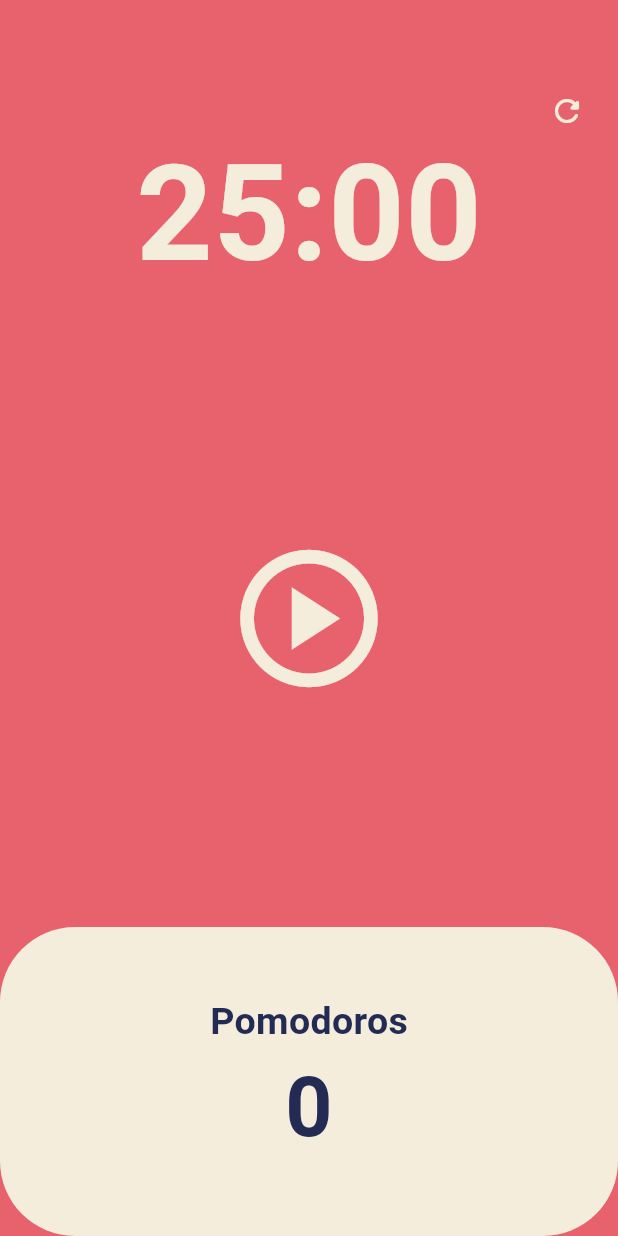
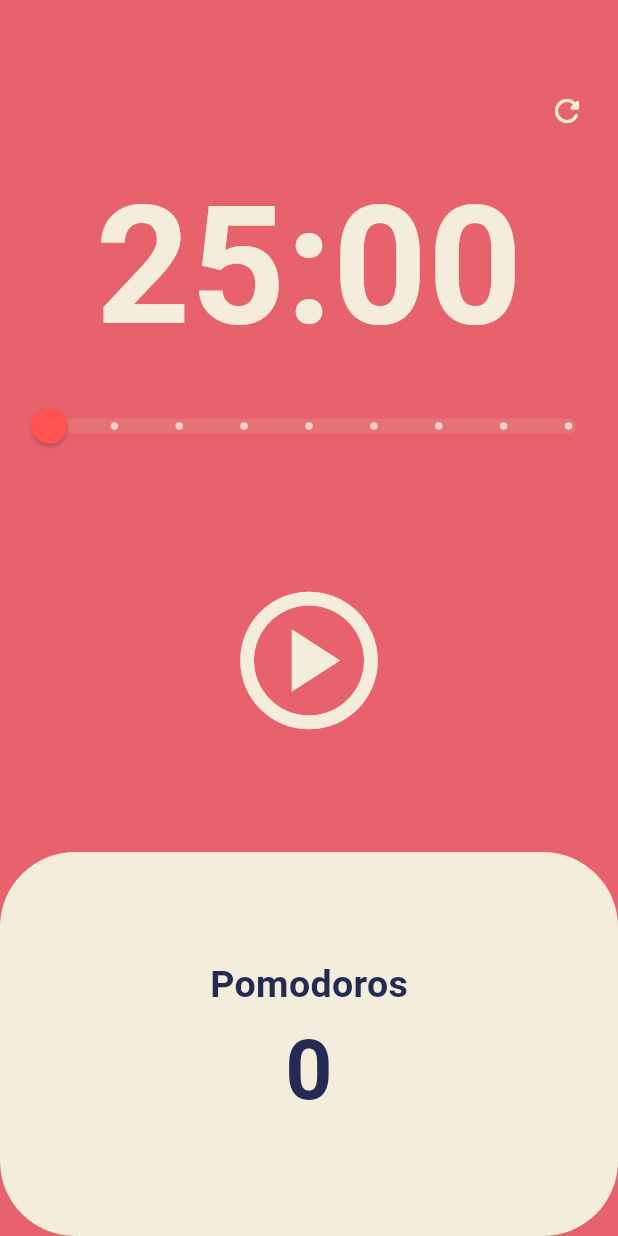
Before and after one commit to dodiforth/pomodoro_flutter, a Flutter app: the screen it shows after launch, on a phone screen of 412 x 824 dp. Run offline on Flutter 3.47's test engine with Material 3 defaults, Android fonts, the phone set to English and light mode, and no system bars.

Commit message:
Style : Add Time Slider (not functioning)

```diff
--- /dev/null
+++ b/lib/common/widgets/w_time_slider.dart
@@ -0,0 +1,53 @@
+import 'package:flutter/material.dart';
+import 'package:pomo/common/constants/app_colors.dart';
+
+class TimeSlider extends StatefulWidget {
+  const TimeSlider({super.key});
+
+  @override
+  State<TimeSlider> createState() => _TimeSliderState();
+}
+
+class _TimeSliderState extends State<TimeSlider> {
+  double _focusTime = 15; // Initialize with the minimum focus time
+
+  @override
+  Widget build(BuildContext context) {
+    return Column(
+      children: <Widget>[
+        SliderTheme(
+          data: SliderTheme.of(context).copyWith(
+            activeTrackColor: Colors.red[700],
+            inactiveTrackColor: Colors.red[300],
+            trackShape: const RoundedRectSliderTrackShape(),
+            trackHeight: 10.0,
+            thumbColor: Colors.redAccent,
+            thumbShape: const RoundSliderThumbShape(enabledThumbRadius: 12.0),
+            overlayColor: Colors.red.withAlpha(32),
+            overlayShape: const RoundSliderOverlayShape(overlayRadius: 28.0),
+            tickMarkShape: const RoundSliderTickMarkShape(),
+            activeTickMarkColor: Colors.red[700],
+            inactiveTickMarkColor: Colors.red[100],
+            valueIndicatorShape: const PaddleSliderValueIndicatorShape(),
+            valueIndicatorColor: Colors.redAccent,
+            valueIndicatorTextStyle: const TextStyle(
+              color: AppColors.warmWhite1,
+            ),
+          ),
+          child: Slider(
+            value: _focusTime,
+            min: 15,
+            max: 55,
+            divisions: 8, // This allows users to select a value every 5 minutes
+            label: _focusTime.round().toString(),
+            onChanged: (double value) {
+              setState(() {
+                _focusTime = value;
+              });
+            },
+          ),
+        ),
+      ],
+    );
+  }
+}
--- a/lib/screens/s_home.dart
+++ b/lib/screens/s_home.dart
@@ -1,5 +1,7 @@
 import 'package:flutter/material.dart';
 import 'dart:async';
+
+import 'package:pomo/common/widgets/w_time_slider.dart';
 
 class HomeScreen extends StatefulWidget {
   const HomeScreen({super.key});
@@ -76,16 +78,17 @@ class _HomeScreenState extends State<HomeScreen> {
                   child: Text(
                     '${_start ~/ 60}:${(_start % 60).toString().padLeft(2, '0')}',
                     style: TextStyle(
-                      fontSize: 89,
+                      fontSize: 110,
                       fontWeight: FontWeight.w600,
                       color: Theme.of(context).cardColor,
                     ),
                   ),
                 ),
               ),
+              const TimeSlider(),
               Flexible(
                 //Pomodoro Timer Play Button
-                flex: 2,
+                flex: 1,
                 child: Center(
                   child: IconButton(
                       icon: _isRunning
```
